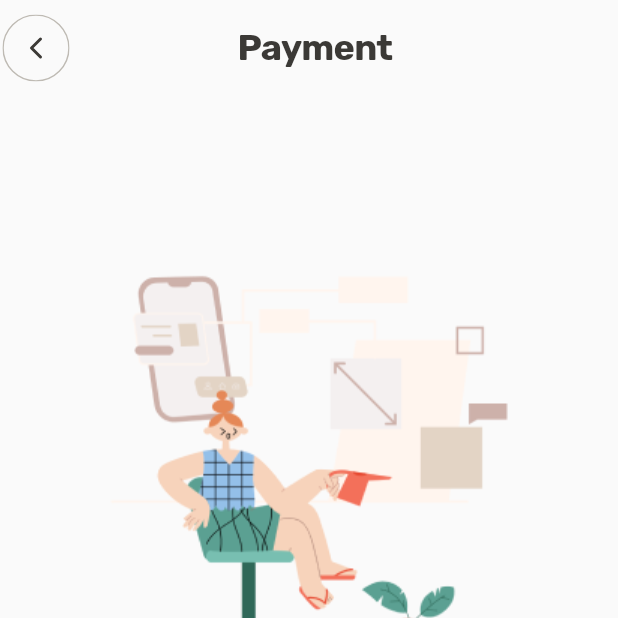
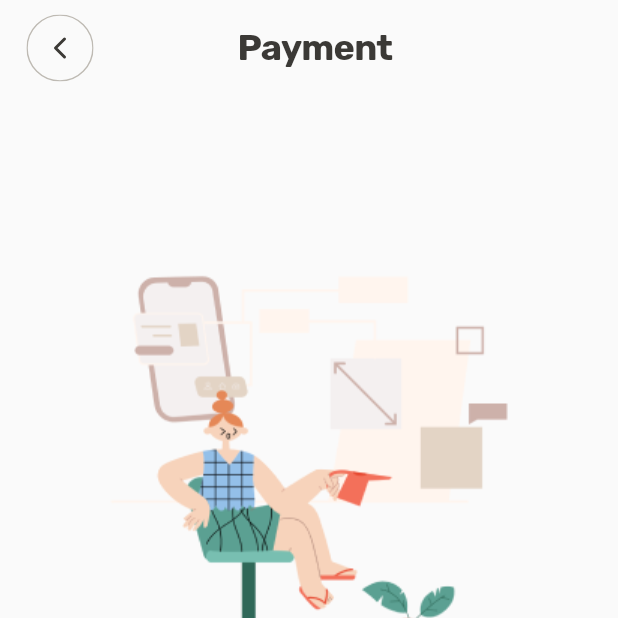
Before and after one commit to josephmangmang/OJT-Course-EdTech-Mobile-App, a Flutter app: the NoPaymentView screen opened by its route, on a phone screen of 412 x 824 dp, the top half of it. Run offline on Flutter 3.47's test engine with Material 2 defaults, Android fonts, the phone set to English and light mode, and no system bars; our stand-ins replace cached_network_image, cloud_firestore, dartz, firebase_auth, firebase_core, firebase_storage and 11 more; missing offline and left inert: cloud_firestore_platform_interface, dart:ffi, flutter_login_facebook; accounts and stored records are empty.

Commit message:
fixing implementation for function

```diff
--- a/lib/ui/views/lesson_courses/lesson_courses_view.dart
+++ b/lib/ui/views/lesson_courses/lesson_courses_view.dart
@@ -49,7 +49,7 @@ class LessonCoursesView extends StackedView<LessonCoursesViewModel> {
                               child: course.video == null
                                   ? Image.asset(PngImages
                                       .coolKidsLongDistanceRelationship1)
-                                  : AppYoutubePlayer(video: course.video!),
+                                  : AppYoutubePlayer(controller: viewModel.controller,),
                             ),
                             Container(
                               alignment: Alignment.bottomLeft,
--- a/lib/ui/views/no_payment/no_payment_view.dart
+++ b/lib/ui/views/no_payment/no_payment_view.dart
@@ -24,8 +24,11 @@ class NoPaymentView extends StackedView<NoPaymentViewModel> {
             alignment: Alignment.center,
             child: Column(
               children: [
-                CustomAppBar(
-                  title: AppConstants.paymentText,
+                Container(
+                  margin: const EdgeInsets.symmetric(horizontal: 16),
+                  child: CustomAppBar(
+                    title: AppConstants.paymentText,
+                  ),
                 ),
                 const SizedBox(
                   height: 127,
@@ -61,7 +64,7 @@ class NoPaymentView extends StackedView<NoPaymentViewModel> {
                 ),
                 AppButton(
                   title: AppConstants.continueText,
-                  onClick: () {},
+                  onClick: viewModel.btnContinuePressed,
                 ),
               ],
             ),
--- a/lib/ui/views/no_payment/no_payment_viewmodel.dart
+++ b/lib/ui/views/no_payment/no_payment_viewmodel.dart
@@ -1,3 +1,11 @@
 import 'package:stacked/stacked.dart';
+import 'package:stacked_services/stacked_services.dart';
 
-class NoPaymentViewModel extends BaseViewModel {}
+import '../../../app/app.locator.dart';
+
+class NoPaymentViewModel extends BaseViewModel {
+  final _navigationService = locator<NavigationService>();
+  void btnContinuePressed() {
+    _navigationService.back();
+  }
+}
--- a/lib/ui/views/payment_checkout/payment_checkout_viewmodel.dart
+++ b/lib/ui/views/payment_checkout/payment_checkout_viewmodel.dart
@@ -52,6 +52,7 @@ class PaymentCheckoutViewModel extends BaseViewModel {
             message: "Course purchase successfully",
             duration: const Duration(seconds: 2));
         Future.delayed(const Duration(seconds: 2));
+        _navigationService.popUntil((route) => route.settings.name == Routes.projectDetailView);
         _navigationService.replaceWithYourCoursesView();
       });
     });
--- a/lib/ui/views/payment_methods/payment_methods_viewmodel.dart
+++ b/lib/ui/views/payment_methods/payment_methods_viewmodel.dart
@@ -19,7 +19,7 @@ class PaymentMethodsViewModel extends BaseViewModel {
   bool isOldPaymentMethodVisaCardClick = false;
   bool isOldPaymentMethodMasterCardClick = false;
   int selectedCardIndex = -1;
-  late List<CreditCard> creditCard;
+  late List<CreditCard> creditCard = [];
   init() async {
     loadYourCards();
     cardType();
@@ -60,6 +60,10 @@ class PaymentMethodsViewModel extends BaseViewModel {
   }
 
   void onContinuePressed() async {
+    if (selectedCardIndex == -1) {
+    _navigationService.navigateToNoPaymentView();
+    return;
+    }
     if (isAddCreditCardClicked == true) {
       await _navigationService.navigateToAddCreditCardView(
           oldPaymentMethod: false,
```
Also changed, not shown: lib/services/authentication_service_impl.dart (+8 -3 lines), lib/ui/custom_widget/youtube_player.dart (+5 -7 lines), lib/ui/views/add_credit_card/add_credit_card_view.dart (+6 -1 lines), lib/ui/views/course_lesson/course_lesson_view.dart (+7 -1 lines), lib/ui/views/course_lesson/course_lesson_viewmodel.dart (+13 -0 lines), lib/ui/views/lesson_courses/lesson_courses_viewmodel.dart (+18 -2 lines).
